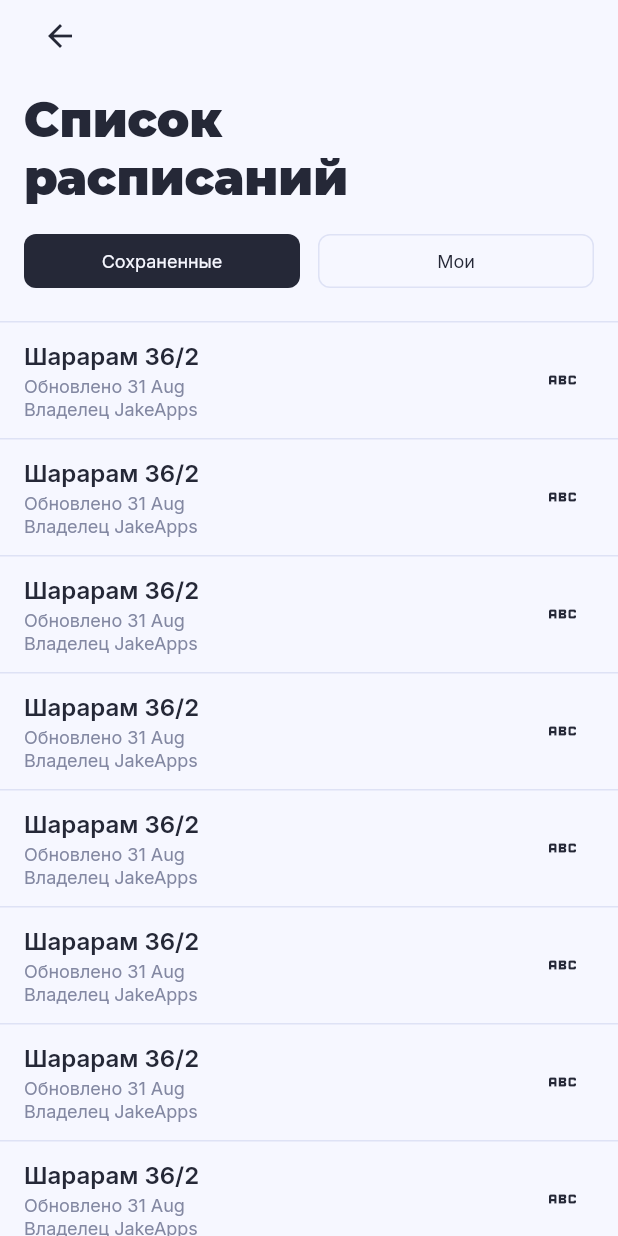
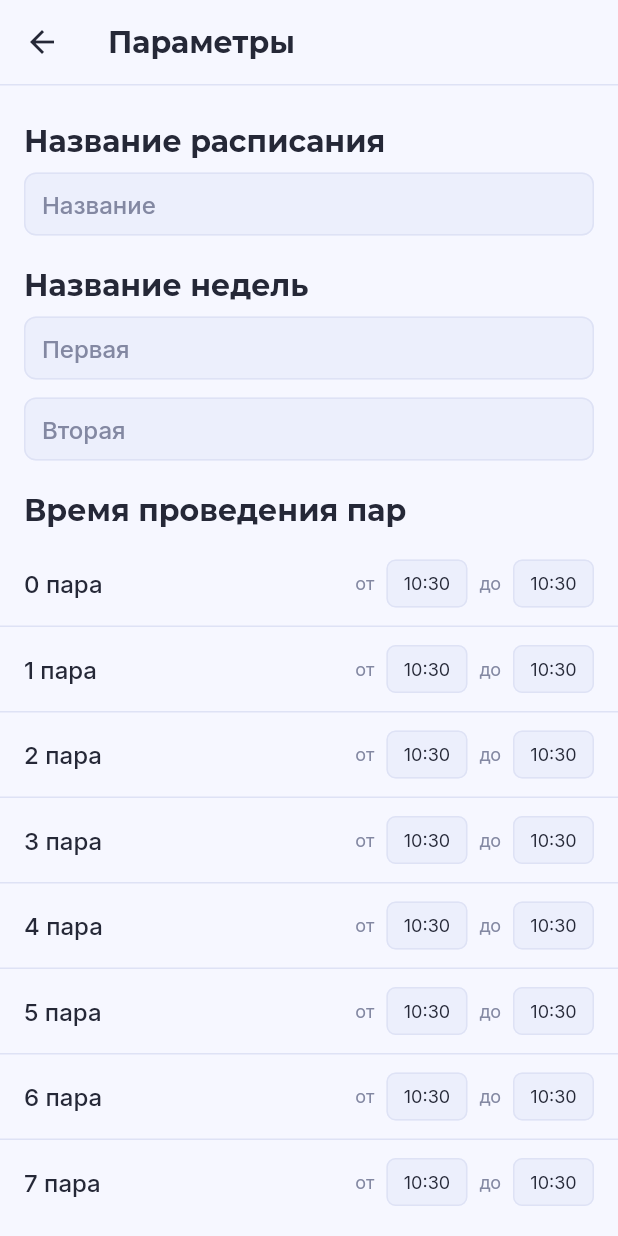
Before and after one commit to Null-Delta/StudRasp-Requiem, a Flutter app: the screen it shows after launch, on a phone screen of 412 x 824 dp. Run offline on Flutter 3.47's test engine with Material 2 defaults, Android fonts, the phone set to English and light mode, and no system bars; our stand-ins replace flutter_riverpod, freezed_annotation, google_fonts; project files that could hold a hidden picture were left out.

Commit message:
add TimeTableSettingsPage & more widgets

```diff
--- a/studrasp_requiem/lib/styles/button_style.dart
+++ b/studrasp_requiem/lib/styles/button_style.dart
@@ -13,7 +13,9 @@ ButtonStyle plainButton(AppColors colors, {Size size = const Size(36, 36)}) => E
       minimumSize: size,
       fixedSize: size,
       padding: const EdgeInsets.all(0),
-      shape: const RoundedRectangleBorder(borderRadius: BorderRadius.all(Radius.circular(6))),
+      shape: const RoundedRectangleBorder(
+        borderRadius: BorderRadius.all(Radius.circular(6)),
+      ),
     );
 
 ButtonStyle tabButton(AppColors colors, bool isSelected, {Size size = const Size(36, 36)}) => ElevatedButton.styleFrom(
--- /dev/null
+++ b/studrasp_requiem/lib/styles/text_field_style.dart
@@ -0,0 +1,28 @@
+import 'package:flutter/material.dart';
+import 'package:studrasp_requiem/styles/widget_styles.dart';
+
+import 'build_context_extension.dart';
+
+InputDecoration textFieldDecoration(BuildContext context) {
+  final colors = context.colors;
+  final textStyles = context.textStyles;
+
+  return InputDecoration(
+    hintStyle: textStyles.label!.copyWith(color: colors.disable),
+    contentPadding: const EdgeInsets.symmetric(horizontal: 12),
+    filled: true,
+    fillColor: colors.backgroundSecondary,
+    border: OutlineInputBorder(
+      borderSide: BorderSide(color: colors.separator!, width: 1),
+      borderRadius: BurderRadiusStyles.normal,
+    ),
+    focusedBorder: OutlineInputBorder(
+      borderSide: BorderSide(color: colors.separator!, width: 1),
+      borderRadius: BurderRadiusStyles.normal,
+    ),
+    enabledBorder: OutlineInputBorder(
+      borderSide: BorderSide(color: colors.separator!, width: 1),
+      borderRadius: BurderRadiusStyles.normal,
+    ),
+  );
+}
--- /dev/null
+++ b/studrasp_requiem/lib/styles/time_picker_theme.dart
@@ -0,0 +1,40 @@
+import 'package:flutter/material.dart';
+
+import 'colors.dart';
+import 'fonts.dart';
+
+TimePickerThemeData appPickerTheme(AppColors colors, AppDefaultTextStyles textStyles) => TimePickerThemeData(
+      backgroundColor: colors.backgroundPrimary,
+      hourMinuteShape: const RoundedRectangleBorder(
+        borderRadius: BorderRadius.all(
+          Radius.circular(12),
+        ),
+      ),
+      dayPeriodColor: colors.accentPrimary,
+      shape: const RoundedRectangleBorder(
+        borderRadius: BorderRadius.all(Radius.circular(12)),
+      ),
+      dayPeriodTextColor: colors.backgroundPrimary,
+      dayPeriodShape: const RoundedRectangleBorder(
+        borderRadius: BorderRadius.all(Radius.circular(8)),
+      ),
+      hourMinuteColor: MaterialStateColor.resolveWith(
+        (states) => states.contains(MaterialState.selected) ? colors.accentPrimary! : colors.backgroundSecondary!,
+      ),
+      hourMinuteTextColor: MaterialStateColor.resolveWith(
+        (states) => states.contains(MaterialState.selected) ? colors.backgroundPrimary! : colors.accentPrimary!,
+      ),
+      dialHandColor: colors.accentPrimary,
+      dialBackgroundColor: colors.backgroundSecondary,
+      hourMinuteTextStyle: const TextStyle(fontSize: 20, fontWeight: FontWeight.bold),
+      dayPeriodTextStyle: const TextStyle(fontSize: 12, fontWeight: FontWeight.bold),
+      helpTextStyle: textStyles.subtitle,
+      inputDecorationTheme: const InputDecorationTheme(
+        border: InputBorder.none,
+        contentPadding: EdgeInsets.all(0),
+      ),
+      dialTextColor: MaterialStateColor.resolveWith(
+        (states) => states.contains(MaterialState.selected) ? colors.backgroundPrimary! : colors.accentPrimary!,
+      ),
+      entryModeIconColor: colors.accentPrimary,
+    );
--- a/studrasp_requiem/lib/ui/day_button.dart
+++ b/studrasp_requiem/lib/ui/day_button.dart
@@ -1,5 +1,6 @@
 import 'package:flutter/material.dart';
 
+import '../styles/build_context_extension.dart';
 import '../styles/colors.dart';
 import '../styles/widget_styles.dart';
 
@@ -72,7 +73,8 @@ class DayButton extends StatelessWidget {
 
   @override
   Widget build(BuildContext context) {
-    final colors = Theme.of(context).extension<AppColors>()!;
+    final colors = context.colors;
+    ;
 
     return GestureDetector(
       onTap: () {
--- a/studrasp_requiem/lib/ui/lesson_card/card_styles/default_lesson_card.dart
+++ b/studrasp_requiem/lib/ui/lesson_card/card_styles/default_lesson_card.dart
@@ -1,6 +1,7 @@
 import 'package:flutter/material.dart';
 import '../../../models/lesson/lesson_model.dart';
 import '../../../models/time_interval/time_interval_model.dart';
+import '../../../styles/build_context_extension.dart';
 import '../../../styles/colors.dart';
 import '../../../styles/fonts.dart';
 import '../../../styles/widget_styles.dart';
@@ -39,8 +40,9 @@ class LessonCard extends StatelessWidget {
 
   @override
   Widget build(BuildContext context) {
-    final colors = Theme.of(context).extension<AppColors>()!;
-    final textStyles = Theme.of(context).extension<AppTextStyles>()!;
+    final colors = context.colors;
+    ;
+    final textStyles = context.textStyles;
     return DecoratedBox(
       decoration: BoxDecoration(
         borderRadius: BurderRadiusStyles.large,
--- a/studrasp_requiem/lib/ui/lesson_card/card_styles/editable_lesson_card.dart
+++ b/studrasp_requiem/lib/ui/lesson_card/card_styles/editable_lesson_card.dart
@@ -2,6 +2,7 @@ import 'package:flutter/material.dart';
 
 import '../../../models/lesson/lesson_model.dart';
 import '../../../models/time_interval/time_interval_model.dart';
+import '../../../styles/build_context_extension.dart';
 import '../../../styles/colors.dart';
 import '../../../styles/widget_styles.dart';
 import '../../popup_menu_action.dart';
@@ -24,7 +25,8 @@ class EditableLessonCard extends StatelessWidget {
 
   @override
   Widget build(BuildContext context) {
-    final colors = Theme.of(context).extension<AppColors>()!;
+    final colors = context.colors;
+    ;
 
     return DecoratedBox(
       decoration: BoxDecoration(
--- a/studrasp_requiem/lib/ui/lesson_card/card_styles/empty_lesson_card.dart
+++ b/studrasp_requiem/lib/ui/lesson_card/card_styles/empty_lesson_card.dart
@@ -1,6 +1,7 @@
 import 'package:flutter/material.dart';
 
 import '../../../models/time_interval/time_interval_model.dart';
+import '../../../styles/build_context_extension.dart';
 import '../../../styles/button_style.dart';
 import '../../../styles/colors.dart';
 import '../../../styles/widget_styles.dart';
@@ -20,7 +21,8 @@ class EmptyLessonCard extends StatelessWidget {
 
   @override
   Widget build(BuildContext context) {
-    final colors = Theme.of(context).extension<AppColors>()!;
+    final colors = context.colors;
+    ;
 
     return DecoratedBox(
       decoration: BoxDecoration(
--- a/studrasp_requiem/lib/ui/lesson_card/lesson_body.dart
+++ b/studrasp_requiem/lib/ui/lesson_card/lesson_body.dart
@@ -1,6 +1,7 @@
 import 'package:flutter/material.dart';
 
 import '../../models/lesson/lesson_model.dart';
+import '../../styles/build_context_extension.dart';
 import '../../styles/colors.dart';
 import '../../styles/fonts.dart';
 
@@ -16,8 +17,9 @@ class LessonBody extends StatelessWidget {
 
   @override
   Widget build(BuildContext context) {
-    final colors = Theme.of(context).extension<AppColors>()!;
-    final textStyles = Theme.of(context).extension<AppTextStyles>()!;
+    final colors = context.colors;
+    ;
+    final textStyles = context.textStyles;
 
     return Padding(
       padding: const EdgeInsets.only(left: 12, right: 12, bottom: 12, top: 2),
--- a/studrasp_requiem/lib/ui/lesson_card/lesson_header.dart
+++ b/studrasp_requiem/lib/ui/lesson_card/lesson_header.dart
@@ -1,6 +1,7 @@
 import 'package:flutter/material.dart';
 
 import '../../models/time_interval/time_interval_model.dart';
+import '../../styles/build_context_extension.dart';
 import '../../styles/colors.dart';
 import '../../styles/fonts.dart';
 import '../../styles/widget_styles.dart';
@@ -20,8 +21,9 @@ class LessonHeader extends StatelessWidget {
 
   @override
   Widget build(BuildContext context) {
-    final colors = Theme.of(context).extension<AppColors>()!;
-    final textStyles = Theme.of(context).extension<AppTextStyles>()!;
+    final colors = context.colors;
+    ;
+    final textStyles = context.textStyles;
 
     return Row(
       children: [
--- a/studrasp_requiem/lib/ui/my_app.dart
+++ b/studrasp_requiem/lib/ui/my_app.dart
@@ -1,9 +1,10 @@
 import 'package:flutter/material.dart';
 import 'package:flutter_riverpod/flutter_riverpod.dart';
+import '../styles/build_context_extension.dart';
 import '../styles/fonts.dart';
-import 'timetable_list_pages/tima_table_list_page.dart';
-import 'timetable_page/timetable_page.dart';
+import '../styles/time_picker_theme.dart';
 import '../styles/colors.dart';
+import 'timetable_settings_page/timetable_settings_page.dart';
 
 void main() {
   runApp(const ProviderScope(child: MyApp()));
@@ -14,24 +15,35 @@ class MyApp extends StatelessWidget {
 
   @override
   Widget build(BuildContext context) {
+    const lightColors = AppLightColors();
+    const darkColors = AppDarkColors();
+
     return MaterialApp(
       title: 'Flutter Demo',
       themeMode: ThemeMode.system,
       darkTheme: ThemeData(
-        primarySwatch: Colors.blue,
+        textSelectionTheme: TextSelectionThemeData(selectionColor: darkColors.disable!.withOpacity(0.25)),
+        splashColor: darkColors.backgroundPrimary,
+        hoverColor: darkColors.backgroundPrimary,
+        highlightColor: darkColors.backgroundPrimary,
+        timePickerTheme: appPickerTheme(darkColors, AppDefaultTextStyles(darkColors)),
         extensions: [
-          const AppDarkColors(),
-          AppDefaultTextStyles(const AppDarkColors()),
+          darkColors,
+          AppDefaultTextStyles(darkColors),
         ],
       ),
       theme: ThemeData(
-        primarySwatch: Colors.blue,
+        textSelectionTheme: TextSelectionThemeData(selectionColor: lightColors.disable!.withOpacity(0.25)),
+        splashColor: lightColors.backgroundPrimary,
+        hoverColor: lightColors.backgroundPrimary,
+        highlightColor: lightColors.backgroundPrimary,
+        timePickerTheme: appPickerTheme(lightColors, AppDefaultTextStyles(lightColors)),
         extensions: [
-          const AppLightColors(),
-          AppDefaultTextStyles(const AppLightColors()),
+          lightColors,
+          AppDefaultTextStyles(lightColors),
         ],
       ),
-      home: const TimeTableListPage(),
+      home: TimeTableSettingsPage(),
     );
   }
 }
@@ -48,7 +60,8 @@ class MyHomePage extends StatefulWidget {
 class _MyHomePageState extends State<MyHomePage> {
   @override
   Widget build(BuildContext context) {
-    final colors = Theme.of(context).extension<AppColors>()!;
+    final colors = context.colors;
+    ;
 
     return Scaffold(
       appBar: AppBar(
--- a/studrasp_requiem/lib/ui/popup_menu_action.dart
+++ b/studrasp_requiem/lib/ui/popup_menu_action.dart
@@ -1,5 +1,6 @@
 import 'package:flutter/material.dart';
 
+import '../styles/build_context_extension.dart';
 import '../styles/button_style.dart';
 import '../styles/colors.dart';
 import '../styles/fonts.dart';
@@ -23,8 +24,9 @@ class PopupMenuAction extends StatelessWidget {
 
   @override
   Widget build(BuildContext context) {
-    final colors = Theme.of(context).extension<AppColors>()!;
-    final textStyles = Theme.of(context).extension<AppTextStyles>()!;
+    final colors = context.colors;
+    ;
+    final textStyles = context.textStyles;
 
     return Padding(
       padding: const EdgeInsets.only(left: 16, right: 8),
--- a/studrasp_requiem/lib/ui/timetable_list_pages/tima_table_list_page.dart
+++ b/studrasp_requiem/lib/ui/timetable_list_pages/tima_table_list_page.dart
@@ -2,6 +2,7 @@ import 'package:flutter/material.dart';
 
 import '../../models/timetable/timetable_model.dart';
 import '../../models/user/user_model.dart';
+import '../../styles/build_context_extension.dart';
 import '../../styles/button_style.dart';
 import '../../styles/colors.dart';
 import '../../styles/fonts.dart';
@@ -21,8 +22,9 @@ class _TimeTableListPageState extends State<TimeTableListPage> {
 
   @override
   Widget build(BuildContext context) {
-    final colors = Theme.of(context).extension<AppColors>()!;
-    final textStyles = Theme.of(context).extension<AppTextStyles>()!;
+    final colors = context.colors;
+    ;
+    final textStyles = context.textStyles;
 
     final List<TimeTable> savedTables = List<TimeTable>.generate(
       20,
--- a/studrasp_requiem/lib/ui/timetable_list_pages/widgets/time_table_card.dart
+++ b/studrasp_requiem/lib/ui/timetable_list_pages/widgets/time_table_card.dart
@@ -2,6 +2,7 @@ import 'package:flutter/material.dart';
 import 'package:intl/intl.dart';
 
 import '../../../models/timetable/timetable_model.dart';
+import '../../../styles/build_context_extension.dart';
 import '../../../styles/colors.dart';
 import '../../../styles/fonts.dart';
 
@@ -25,8 +26,9 @@ class TimeTableCard extends StatelessWidget {
 
   @override
   Widget build(BuildContext context) {
-    final colors = Theme.of(context).extension<AppColors>()!;
-    final textStyles = Theme.of(context).extension<AppTextStyles>()!;
+    final colors = context.colors;
+    ;
+    final textStyles = context.textStyles;
 
     return Padding(
       padding: const EdgeInsets.symmetric(horizontal: 16, vertical: 12),
--- a/studrasp_requiem/lib/ui/timetable_page/timetable_page.dart
+++ b/studrasp_requiem/lib/ui/timetable_page/timetable_page.dart
@@ -5,6 +5,7 @@ import 'package:flutter_riverpod/flutter_riverpod.dart';
 
 import '../../models/lesson/lesson_model.dart';
 import '../../models/time_interval/time_interval_model.dart';
+import '../../styles/build_context_extension.dart';
 import '../../styles/colors.dart';
 import '../lesson_card/card_styles/editable_lesson_card.dart';
 import '../lesson_card/card_styles/empty_lesson_card.dart';
@@ -21,7 +22,8 @@ class TimetablePage extends ConsumerStatefulWidget {
 class _TimetablePageState extends ConsumerState<TimetablePage> {
   @override
   Widget build(BuildContext context) {
-    final colors = Theme.of(context).extension<AppColors>()!;
+    final colors = context.colors;
+    ;
 
     return Scaffold(
       backgroundColor: colors.backgroundPrimary!,
--- /dev/null
+++ b/studrasp_requiem/lib/ui/timetable_settings_page/action_header.dart
@@ -0,0 +1,34 @@
+import 'package:flutter/material.dart';
+
+import '../../styles/build_context_extension.dart';
+
+class ActionHeader extends StatelessWidget {
+  final String title;
+  final Widget? action;
+
+  const ActionHeader({
+    Key? key,
+    required this.title,
+    this.action,
+  }) : super(key: key);
+
+  @override
+  Widget build(BuildContext context) {
+    final colors = context.colors;
+    final textStyle = context.textStyles;
+
+    return SizedBox(
+      height: 42,
+      child: Padding(
+        padding: const EdgeInsets.symmetric(horizontal: 16),
+        child: Row(
+          children: [
+            Text(title, style: textStyle.title),
+            const Spacer(),
+            if (action != null) action!,
+          ],
+        ),
+      ),
+    );
+  }
+}
--- /dev/null
+++ b/studrasp_requiem/lib/ui/timetable_settings_page/lesson_interval_picker.dart
@@ -0,0 +1,77 @@
+import 'package:flutter/material.dart';
+
+import '../../models/time_interval/time_interval_model.dart';
+import '../../styles/build_context_extension.dart';
+import '../../styles/button_style.dart';
+import '../../styles/colors.dart';
+import '../../styles/fonts.dart';
+import '../../support/date_time_converter.dart';
+
+class LessonIntervalPicker extends StatelessWidget {
+  final int index;
+  final TimeInterval interval;
+
+  const LessonIntervalPicker({
+    Key? key,
+    required this.index,
+    required this.interval,
+  }) : super(key: key);
+
+  @override
+  Widget build(BuildContext context) {
+    final colors = context.colors;
+    ;
+    final textStyles = context.textStyles;
+
+    return Padding(
+      padding: const EdgeInsets.symmetric(horizontal: 16),
+      child: SizedBox(
+        height: 56,
+        child: Row(
+          children: [
+            Text(
+              "$index пара",
+              style: textStyles.label,
+            ),
+            const Spacer(),
+            Text("от", style: textStyles.smallLabel!.copyWith(color: colors.disable)),
+            const SizedBox(width: 8),
+            ElevatedButton(
+              onPressed: () {
+                showTimePicker(context: context, initialTime: const TimeOfDay(hour: 0, minute: 0)).then((value) {
+                  // TODO: set new time
+                });
+              },
+              style: plainButton(colors, size: const Size(54, 32)).copyWith(
+                side: MaterialStateProperty.all(BorderSide(color: colors.separator!, width: 1)),
+                backgroundColor: MaterialStateProperty.all(colors.backgroundSecondary),
+              ),
+              child: Text(
+                interval.from.stringTime,
+                style: textStyles.smallLabel,
+              ),
+            ),
+            const SizedBox(width: 8),
+            Text("до", style: textStyles.smallLabel!.copyWith(color: colors.disable)),
+            const SizedBox(width: 8),
+            ElevatedButton(
+              onPressed: () {
+                showTimePicker(context: context, initialTime: const TimeOfDay(hour: 0, minute: 0)).then((value) {
+                  // TODO: set new time
+                });
+              },
+              style: plainButton(colors, size: const Size(54, 32)).copyWith(
+                side: MaterialStateProperty.all(BorderSide(color: colors.separator!, width: 1)),
+                backgroundColor: MaterialStateProperty.all(colors.backgroundSecondary),
+              ),
+              child: Text(
+                interval.to.stringTime,
+                style: textStyles.smallLabel,
+              ),
+            ),
+          ],
+        ),
+      ),
+    );
+  }
+}
--- /dev/null
+++ b/studrasp_requiem/lib/ui/timetable_settings_page/timetable_settings_page.dart
@@ -0,0 +1,162 @@
+import 'package:flutter/material.dart';
+
+import '../../models/time_interval/time_interval_model.dart';
+import '../../models/user/user_model.dart';
+import '../../styles/build_context_extension.dart';
+import '../../styles/button_style.dart';
+import '../../styles/colors.dart';
+import '../../styles/fonts.dart';
+import '../../styles/text_field_style.dart';
+import '../../styles/widget_styles.dart';
+import 'action_header.dart';
+import 'editor_card.dart';
+import 'labeled_text.dart';
+import 'lesson_interval_picker.dart';
+
+class TimeTableSettingsPage extends StatelessWidget {
+  @override
+  Widget build(BuildContext context) {
+    final colors = context.colors;
+    ;
+    final textStyles = context.textStyles;
+
+    return Scaffold(
+      backgroundColor: colors.backgroundPrimary,
+      appBar: AppBar(
+        bottom: PreferredSize(
+          preferredSize: const Size.fromHeight(1.0),
+          child: Container(
+            color: colors.separator,
+            height: 1.0,
+          ),
+        ),
+        backgroundColor: Colors.transparent,
+        shadowColor: Colors.transparent,
+        leading: ElevatedButton(
+          onPressed: () {},
+          style: plainButton(colors, size: const Size(42, 42)),
+          child: const Icon(Icons.arrow_back),
+        ),
+        title: Text(
+          "Параметры",
+          style: textStyles.title,
+        ),
+      ),
+      body: SafeArea(
+        maintainBottomViewPadding: false,
+        bottom: true,
+        child: SingleChildScrollView(
+          physics: const BouncingScrollPhysics(),
+          scrollDirection: Axis.vertical,
+          child: Column(
+            children: [
+              const SizedBox(height: 16),
+              const ActionHeader(title: "Название расписания"),
+              Padding(
+                padding: const EdgeInsets.symmetric(horizontal: 16),
+                child: SizedBox(
+                  height: 42,
+                  child: TextField(
+                    style: textStyles.label,
+                    cursorColor: colors.accentPrimary,
+                    decoration: textFieldDecoration(context).copyWith(
+                      hintText: "Название",
+                    ),
+                  ),
+                ),
+              ),
+              const SizedBox(height: 12),
+              const ActionHeader(title: "Название недель"),
+              Padding(
+                padding: const EdgeInsets.symmetric(horizontal: 16),
+                child: SizedBox(
+                  height: 42,
+                  child: TextField(
+                    style: textStyles.label,
+                    cursorColor: colors.accentPrimary,
+                    decoration: textFieldDecoration(context).copyWith(
+                      hintText: "Первая",
+                    ),
+                  ),
+                ),
+              ),
+              const SizedBox(height: 12),
+              Padding(
+                padding: const EdgeInsets.symmetric(horizontal: 16),
+                child: SizedBox(
+                  height: 42,
+                  child: TextField(
+                    style: textStyles.label,
+                    cursorColor: colors.accentPrimary,
+                    decoration: textFieldDecoration(context).copyWith(
+                      hintText: "Вторая",
+                    ),
+                  ),
+                ),
+              ),
+              const SizedBox(height: 12),
+              const ActionHeader(title: "Время проведения пар"),
+              ListView.separated(
+                physics: const NeverScrollableScrollPhysics(),
+                shrinkWrap: true,
+                itemCount: 8,
+                itemBuilder: (context, index) {
+                  return LessonIntervalPicker(
+                    index: index,
+                    interval: TimeInterval(
+                      from: DateTime.now(),
+                      to: DateTime.now(),
+                    ),
+                  );
+                },
+                separatorBuilder: (context, index) {
+                  return Divider(
+                    height: 1,
+                    thickness: 1,
+                    color: colors.separator,
+                  );
+                },
+              ),
+              const SizedBox(height: 12),
+              ActionHeader(
+                title: "Редакторы",
+                action: ElevatedButton(
+                  style: plainButton(colors, size: const Size(42, 42)),
+                  onPressed: () {
+                    // TODO: add editor
+                  },
+                  child: Icon(
+                    Icons.add,
+                    color: colors.accentPrimary,
+                    size: 24,
+                  ),
+                ),
+              ),
+              ListView.separated(
+                physics: const NeverScrollableScrollPhysics(),
+                shrinkWrap: true,
+                itemCount: 8,
+                itemBuilder: (context, index) {
+                  return const EditorCard(
+                    user: User(id: "0", name: "JakeApps", avatarUrl: ""),
+                  );
+                },
+                separatorBuilder: (context, index) {
+                  return Divider(
+                    height: 1,
+                    thickness: 1,
+                    color: colors.separator,
+                  );
+                },
+              ),
+              const SizedBox(height: 12),
+              const ActionHeader(title: "Информация"),
+              const LabeledText(label: "Дата создания", text: "23 Сентября"),
+              const LabeledText(label: "Последнее изменение", text: "24 Сентября"),
+            ],
+          ),
+        ),
+      ),
+    );
+  }
+}
```
Also changed, not shown: studrasp_requiem/lib/styles/build_context_extension.dart (added, +9 -0 lines), studrasp_requiem/lib/ui/timetable_settings_page/editor_card.dart (added, +71 -0 lines), studrasp_requiem/lib/ui/timetable_settings_page/labeled_text.dart (added, +40 -0 lines).
